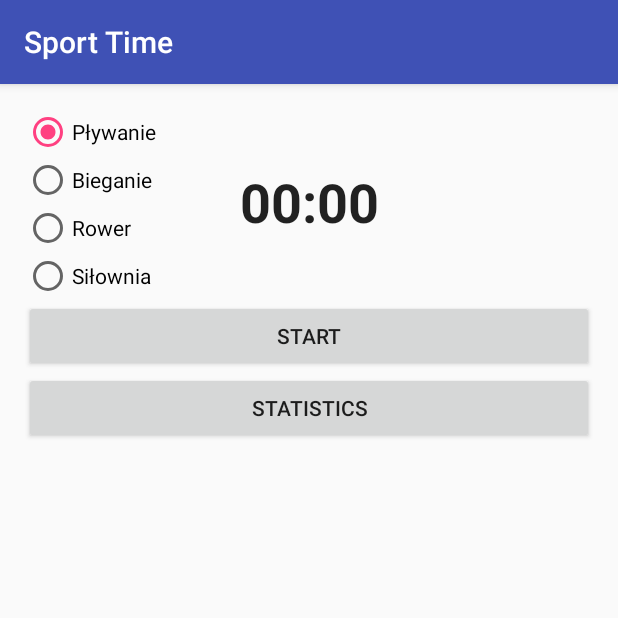
After one commit to apex39/SportTime, an Android app: the MainActivity screen opened directly, with no data from a screen before it, on a phone screen of 412 x 824 dp, the top half of it. The commit adds this screen. Run offline under Robolectric (Android 15) with nearby library versions, the phone set to English and light mode, and no system bars; network calls fail.

Commit message:
Adding main activity

```diff
--- a/app/src/main/AndroidManifest.xml
+++ b/app/src/main/AndroidManifest.xml
@@ -20,7 +20,8 @@
                 <category android:name="android.intent.category.LAUNCHER" />
             </intent-filter>
         </activity>
-        <activity android:name=".RegisterActivity"></activity>
+        <activity android:name=".RegisterActivity" />
+        <activity android:name=".MainActivity"></activity>
     </application>
 
 </manifest>
--- a/app/src/main/java/app/sporttime/LoginActivity.java
+++ b/app/src/main/java/app/sporttime/LoginActivity.java
@@ -94,9 +94,9 @@ public class LoginActivity extends AppCompatActivity implements View.OnClickList
         startActivity(new Intent(this, RegisterActivity.class));
     }
 
-    private void openMainActivity(String cookie){
-//        Intent mIntent = new Intent(this, MainActivity.class);
-//        mIntent.putExtra("SESSION_COOKIE", cookie);
-//        startActivity(mIntent);
+    private void openMainActivity(String login){
+        Intent mIntent = new Intent(this, MainActivity.class);
+        mIntent.putExtra("LOGIN", login);
+        startActivity(mIntent);
     }
 }
--- /dev/null
+++ b/app/src/main/java/app/sporttime/MainActivity.java
@@ -0,0 +1,36 @@
+package app.sporttime;
+
+import android.support.v7.app.AppCompatActivity;
+import android.os.Bundle;
+import android.view.View;
+import android.widget.Button;
+import android.widget.Chronometer;
+
+public class MainActivity extends AppCompatActivity implements View.OnClickListener {
+
+    private Button buttonChronometer;
+    private Chronometer chronometer;
+
+    @Override
+    protected void onCreate(Bundle savedInstanceState) {
+        super.onCreate(savedInstanceState);
+        setContentView(R.layout.activity_main);
+
+        buttonChronometer = (Button) findViewById(R.id.buttonChronometer);
+        chronometer = (Chronometer) findViewById(R.id.chronometer);
+
+        buttonChronometer.setOnClickListener(this);
+    }
+
+    boolean isChronometerRunning = false;
+    @Override
+    public void onClick(View v) {
+        if(v == buttonChronometer){
+            if (isChronometerRunning) {
+                chronometer.stop();
+            } else {
+                chronometer.start();
+            }
+        }
+    }
+}
--- /dev/null
+++ b/app/src/main/res/layout/activity_main.xml
@@ -0,0 +1,87 @@
+<?xml version="1.0" encoding="utf-8"?>
+<RelativeLayout xmlns:android="http://schemas.android.com/apk/res/android"
+    xmlns:tools="http://schemas.android.com/tools"
+    android:id="@+id/activity_main"
+    android:layout_width="match_parent"
+    android:layout_height="match_parent"
+    android:paddingBottom="@dimen/activity_vertical_margin"
+    android:paddingLeft="@dimen/activity_horizontal_margin"
+    android:paddingRight="@dimen/activity_horizontal_margin"
+    android:paddingTop="@dimen/activity_vertical_margin"
+    tools:context="app.sporttime.MainActivity">
+
+    <RadioGroup
+        android:layout_width="wrap_content"
+        android:layout_height="wrap_content"
+        android:id="@+id/radioGroup">
+        <RadioButton
+            android:text="Pływanie"
+            android:checked="true"
+            android:layout_width="wrap_content"
+            android:layout_height="wrap_content"
+            android:layout_alignParentTop="true"
+            android:layout_alignParentLeft="true"
+            android:layout_alignParentStart="true"
+            android:id="@+id/radioButton" />
+
+        <RadioButton
+            android:text="Bieganie"
+            android:layout_width="wrap_content"
+            android:layout_height="wrap_content"
+            android:layout_below="@+id/radioButton"
+            android:layout_alignParentLeft="true"
+            android:layout_alignParentStart="true"
+            android:id="@+id/radioButton2" />
+
+        <RadioButton
+            android:text="Rower"
+            android:layout_width="wrap_content"
+            android:layout_height="wrap_content"
+            android:layout_below="@+id/radioButton2"
+            android:layout_alignParentLeft="true"
+            android:layout_alignParentStart="true"
+            android:id="@+id/radioButton3" />
+
+        <RadioButton
+            android:text="Siłownia"
+            android:layout_width="wrap_content"
+            android:layout_height="wrap_content"
+            android:layout_below="@+id/radioButton3"
+            android:layout_alignParentLeft="true"
+            android:layout_alignParentStart="true"
+            android:id="@+id/radioButton4" />
+
+    </RadioGroup>
+
+    <Button
+        android:text="Start"
+        android:layout_width="match_parent"
+        android:layout_height="wrap_content"
+        android:id="@+id/buttonChronometer"
+        android:layout_below="@+id/radioGroup"
+        android:layout_alignParentLeft="true"
+        android:layout_alignParentStart="true" />
+
+    <Button
+        android:text="Statistics"
+        android:layout_width="match_parent"
+        android:layout_height="wrap_content"
+        android:id="@+id/button2"
+        android:layout_below="@+id/buttonChronometer"
+        android:layout_alignParentLeft="true"
+        android:layout_alignParentStart="true" />
+
+    <Chronometer
+        android:layout_width="wrap_content"
+        android:layout_height="wrap_content"
+        android:countDown="false"
+        android:id="@+id/chronometer"
+        android:textStyle="normal|bold"
+        android:textSize="36sp"
+        android:layout_above="@+id/buttonChronometer"
+        android:layout_toRightOf="@+id/radioGroup"
+        android:layout_toEndOf="@+id/radioGroup"
+        android:layout_marginLeft="56dp"
+        android:layout_marginStart="56dp"
+        android:layout_marginBottom="41dp" />
+</RelativeLayout>
```
Also changed, not shown: app/src/main/java/app/sporttime/RegisterActivity.java (line endings or trailing spaces).
